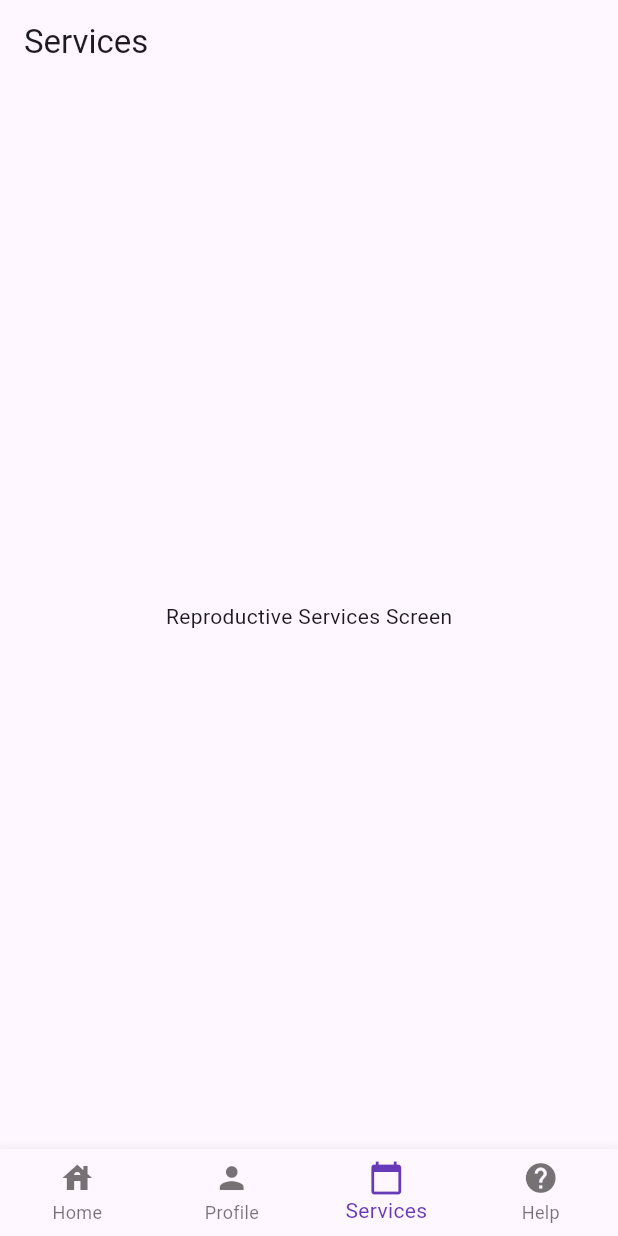
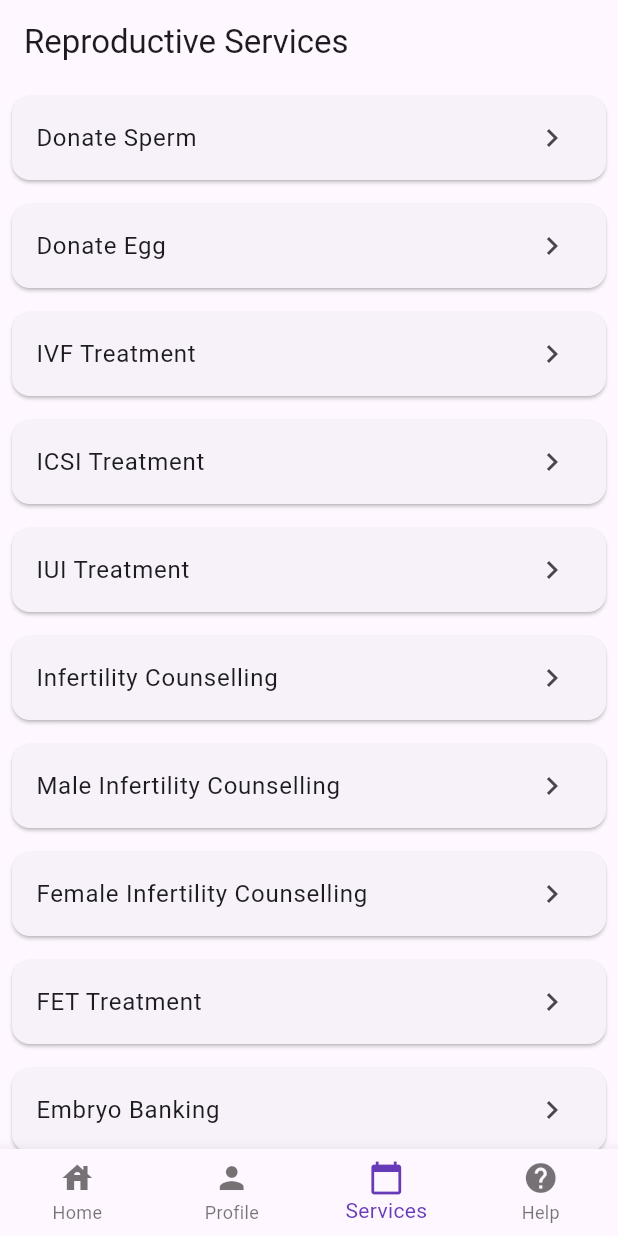
Before and after one commit to BroCodeByMinds/FertilityConsult, a Flutter app: the screen it shows after launch, item 3 of the bottom bar chosen, on a phone screen of 412 x 824 dp. Run offline on Flutter 3.47's test engine with Material 3 defaults, Android fonts, the phone set to English and light mode, and no system bars.

Commit message:
modified reproductive services

```diff
--- a/fertility_consult/lib/Screens/reproductive_service_screen.dart
+++ b/fertility_consult/lib/Screens/reproductive_service_screen.dart
@@ -5,10 +5,40 @@ class ReproductiveServicesView extends StatelessWidget {
   Widget build(BuildContext context) {
     return Scaffold(
       appBar: AppBar(
-        title: Text('Services'),
+        title: Text('Reproductive Services'),
       ),
-      body: Center(
-        child: Text('Reproductive Services Screen'),
+      body: ListView(
+        children: [
+          _buildSection('Donate Sperm'),
+          _buildSection('Donate Egg'),
+          _buildSection('IVF Treatment'),
+          _buildSection('ICSI Treatment'),
+          _buildSection('IUI Treatment'),
+          _buildSection('Infertility Counselling'),
+          _buildSection('Male Infertility Counselling'),
+          _buildSection('Female Infertility Counselling'),
+          _buildSection('FET Treatment'),
+          _buildSection('Embryo Banking'),
+          _buildSection('Surrogacy'),
+          _buildSection('Check Near Clinic'),
+          _buildSection('Call Appointment'),
+          _buildSection('Clinic Appointment'),
+          _buildSection('Knowledge'),
+        ],
+      ),
+    );
+  }
+
+  Widget _buildSection(String title) {
+    return Card(
+      margin: EdgeInsets.all(8.0),
+      child: ListTile(
+        title: Text(title),
+        onTap: () {
+          // Handle tap on each section
+          // Replace with your logic or navigate to the appropriate view
+        },
+        trailing: Icon(Icons.chevron_right),
       ),
     );
   }
```
